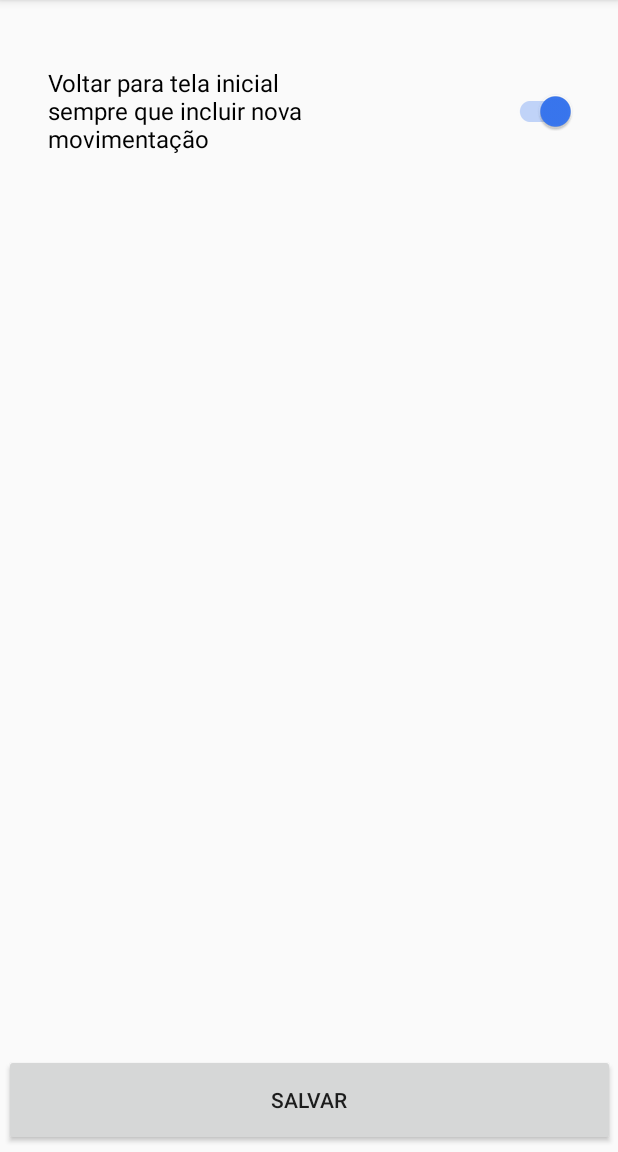
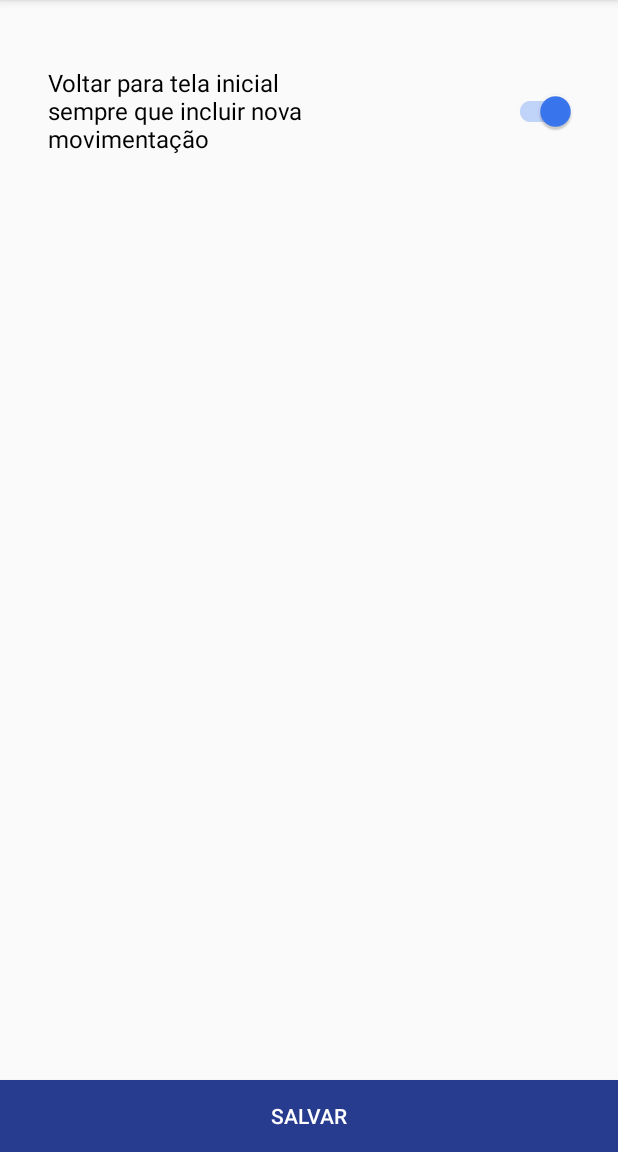
Before and after one commit to cauezito/organizze-clone, an Android app: the ConfigActivity screen opened directly, with no data from a screen before it, on a phone screen of 412 x 824 dp, the part 84-1236 px from its top. Run offline under Robolectric (Android 15) with nearby library versions, the phone set to English and light mode, and no system bars; our stand-ins replace Firebase (no records; nobody signed in at launch, a user with empty details on screens opened directly).

Commit message:
style:changing the style of the configuration button

```diff
--- a/app/src/main/res/layout/activity_config.xml
+++ b/app/src/main/res/layout/activity_config.xml
@@ -26,10 +26,11 @@
 
     <Button
         android:id="@+id/btSalvar"
-        android:layout_width="407dp"
-        android:layout_height="61dp"
-        android:layout_marginBottom="4dp"
+        android:layout_width="0dp"
+        android:layout_height="wrap_content"
+        android:background="@color/colorPrimary"
         android:text="Salvar"
+        android:textColor="@android:color/white"
         app:layout_constraintBottom_toBottomOf="parent"
         app:layout_constraintEnd_toEndOf="parent"
         app:layout_constraintStart_toStartOf="parent" />
```
